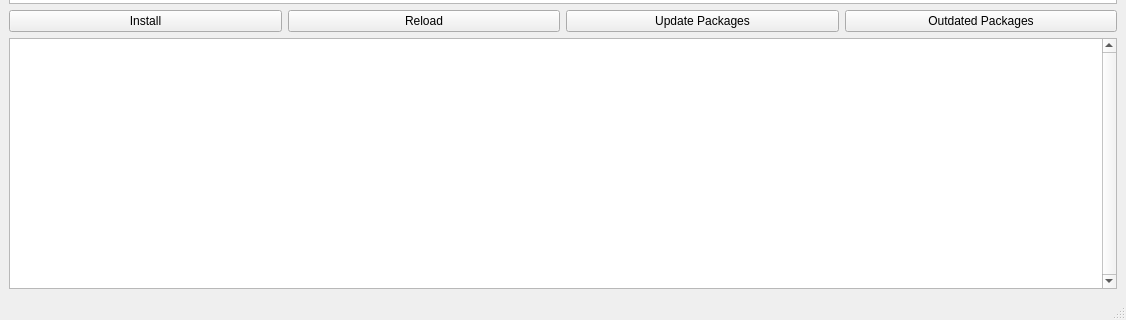
Qt form untitled1/mainwindow.ui (voncloft/VPacman) before a commit; both pictures show x 0 to 1126 and y 321 to 641 of the 1126 by 641 pixel window.
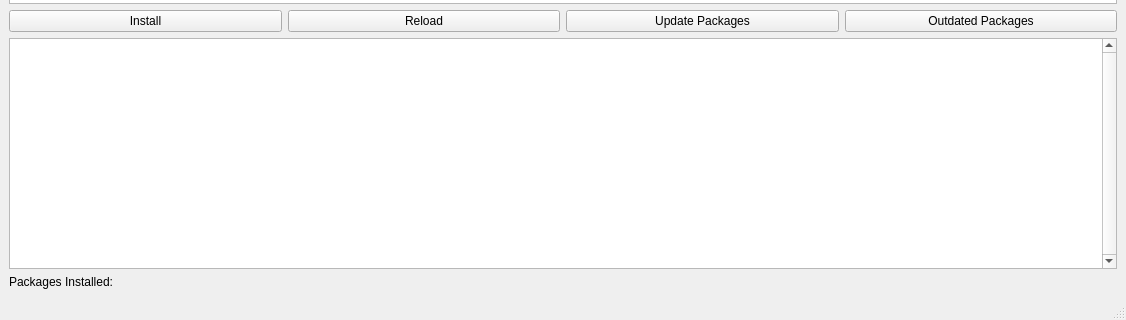
The same form after that commit. Icons and pictures are not drawn.

Patch:
```diff
--- a/untitled1/mainwindow.ui
+++ b/untitled1/mainwindow.ui
@@ -49,7 +49,7 @@
       </property>
      </widget>
     </item>
-    <item row="3" column="0" colspan="4">
+    <item row="5" column="0" colspan="4">
      <layout class="QGridLayout" name="gridLayout_3">
       <item row="0" column="0">
        <widget class="QTextEdit" name="textEdit">
@@ -97,6 +97,13 @@
         </property>
        </widget>
       </item>
+      <item row="1" column="0">
+       <widget class="QLabel" name="label">
+        <property name="text">
+         <string>Packages Installed: </string>
+        </property>
+       </widget>
+      </item>
      </layout>
     </item>
     <item row="2" column="0">
```
Left out of the diff: 93 changed lines with no effect on the pictures.
